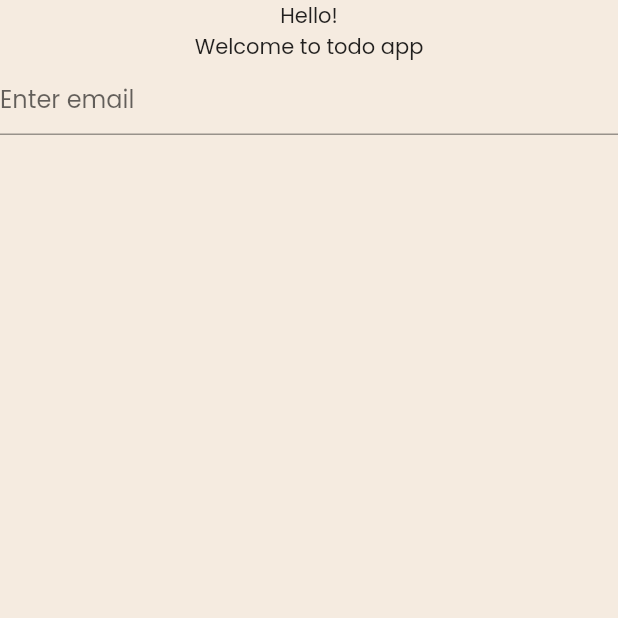
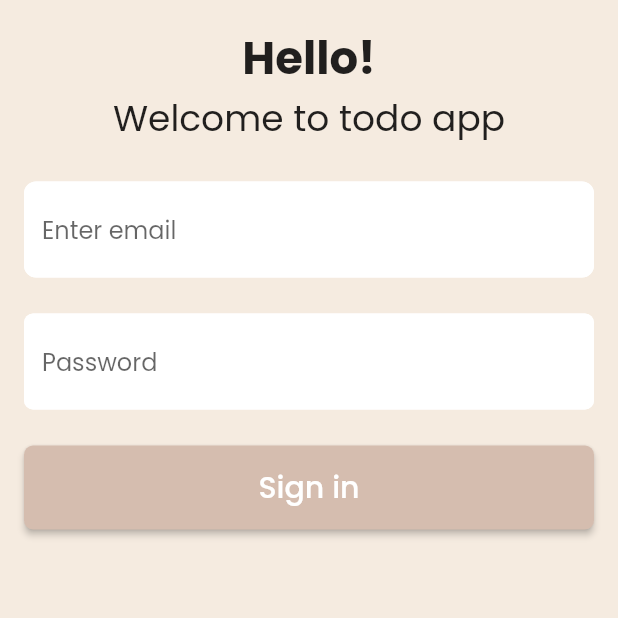
Before and after one commit to ReachPooja/todo, a Flutter app: the LoginView screen opened directly, on a phone screen of 412 x 824 dp, the top half of it. Run offline on Flutter 3.47's test engine with Material 2 defaults, Android fonts, the phone set to English and light mode, and no system bars; our stand-ins replace bloc, firebase_auth, flutter_bloc, formz, get_it, google_sign_in and 1 more; accounts and stored records are empty; generated files the repository leaves out were written again.

Commit message:
feat: login ui

```diff
--- a/lib/app/view/app.dart
+++ b/lib/app/view/app.dart
@@ -1,7 +1,7 @@
 import 'package:flutter/material.dart';
 import 'package:flutter_localizations/flutter_localizations.dart';
-import 'package:todo/counter/counter.dart';
 import 'package:todo/l10n/l10n.dart';
+import 'package:todo/src/auth/login/view/login_view.dart';
 import 'package:todo/src/core/presentation/theme/app_theme.dart';
 
 class App extends StatelessWidget {
@@ -16,7 +16,7 @@ class App extends StatelessWidget {
         GlobalMaterialLocalizations.delegate,
       ],
       supportedLocales: AppLocalizations.supportedLocales,
-      home: const CounterPage(),
+      home: const LoginView(),
     );
   }
 }
--- a/lib/src/auth/login/view/login_view.dart
+++ b/lib/src/auth/login/view/login_view.dart
@@ -1,26 +1,100 @@
 import 'package:flutter/material.dart';
+import 'package:todo/src/core/presentation/theme/app_colors.dart';
 
 class LoginView extends StatelessWidget {
   const LoginView({super.key});
 
-  static const primaryBackgroundColor = Color(0xfff5ebe0);
-  static const primaryColor = Color(0xffd5bdaf);
-
   @override
   Widget build(BuildContext context) {
-    return Scaffold(
-      backgroundColor: primaryBackgroundColor,
-      body: Column(
+    return SafeArea(
+      child: Scaffold(
+        backgroundColor: AppColors.primaryBackgroundColor,
+        body: Padding(
+          padding: const EdgeInsets.all(16),
+          child: Column(
+            // crossAxisAlignment: CrossAxisAlignment.stretch,
             children: [
-          Text('Hello!'),
-          Text('Welcome to todo app'),
+              const Text(
+                'Hello!',
+                style: TextStyle(
+                  fontWeight: FontWeight.bold,
+                  fontSize: 30,
+                ),
+              ),
+              const Text(
+                'Welcome to todo app',
+                style: TextStyle(
+                  fontSize: 24,
+                ),
+              ),
+              const SizedBox(
+                height: 24,
+              ),
               TextFormField(
                 decoration: InputDecoration(
                   hintText: 'Enter email',
+                  filled: true,
+                  fillColor: Colors.white,
+                  enabledBorder: OutlineInputBorder(
+                    borderRadius: BorderRadius.circular(8),
+                    borderSide: const BorderSide(
+                      color: Colors.white,
+                    ),
+                  ),
+                  focusedBorder: OutlineInputBorder(
+                    borderRadius: BorderRadius.circular(8),
+                    borderSide: const BorderSide(
+                      color: Colors.white,
+                    ),
+                  ),
+                ),
+              ),
+              const SizedBox(
+                height: 24,
+              ),
+              TextFormField(
+                decoration: InputDecoration(
+                  hintText: 'Password',
+                  filled: true,
+                  fillColor: Colors.white,
+                  enabledBorder: OutlineInputBorder(
+                    borderRadius: BorderRadius.circular(6),
+                    borderSide: const BorderSide(
+                      color: Colors.white,
+                    ),
+                  ),
+                  focusedBorder: OutlineInputBorder(
+                    borderRadius: BorderRadius.circular(6),
+                    borderSide: const BorderSide(
+                      color: Colors.white,
+                    ),
+                  ),
+                ),
+              ),
+              const SizedBox(
+                height: 24,
+              ),
+              SizedBox(
+                height: 56,
+                width: double.infinity,
+                child: ElevatedButton(
+                  onPressed: () {},
+                  style: ElevatedButton.styleFrom(
+                      primary: AppColors.primaryColor,
+                      shape: RoundedRectangleBorder(
+                          borderRadius: BorderRadius.circular(6))),
+                  child: const Text(
+                    'Sign in',
+                    style: TextStyle(
+                      fontSize: 20,
+                    ),
+                  ),
                 ),
               ),
             ],
           ),
+        ),
+      ),
     );
   }
 }
```
Also changed, not shown: lib/app/injector/injector.config.dart. Lines whose indentation alone changed are shown as unchanged.
